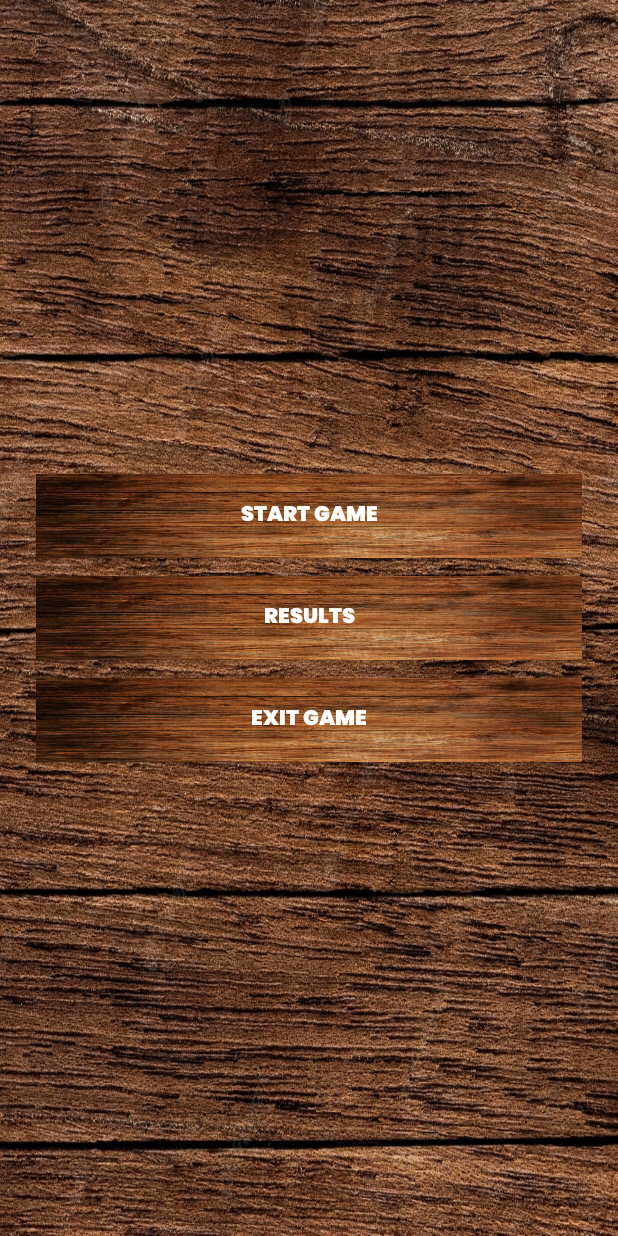
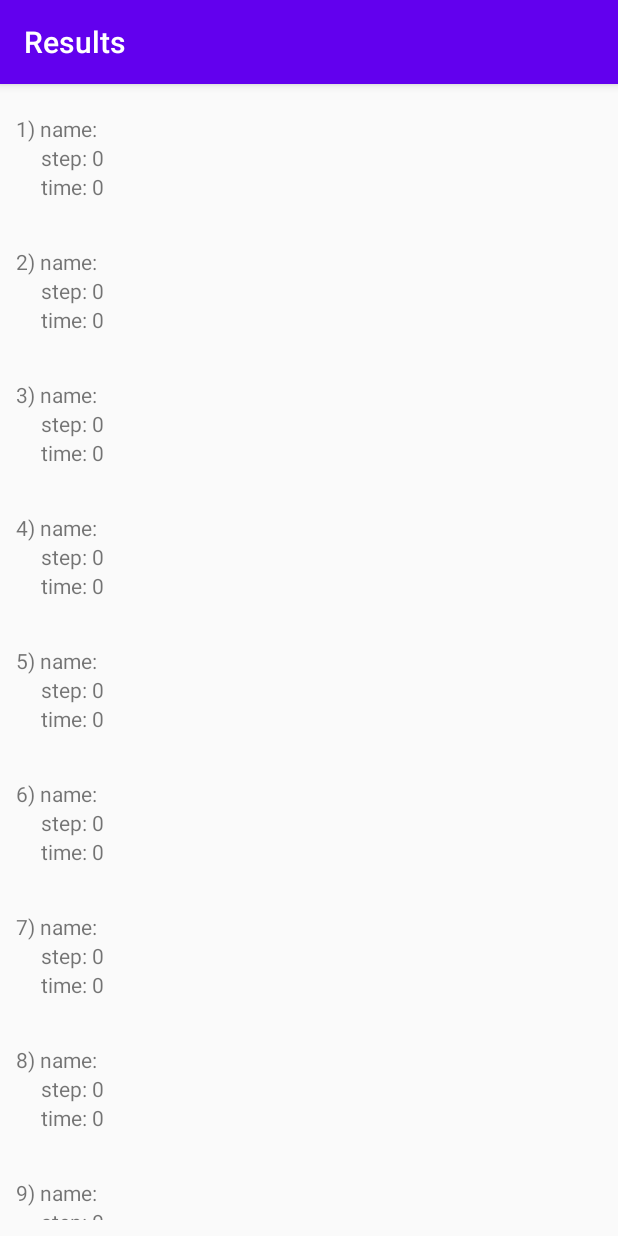
Before and after one commit to AbbosMamadaliyev/android_lesson_1, an Android app: the screen it shows after launch (StartActivity before the commit, ShowResultsActivity after it), after a tap on "RESULTS", on a phone screen of 412 x 824 dp. Run offline under Robolectric (Android 15) with nearby library versions, the phone set to English and light mode, and no system bars.

Commit message:
puzzle 15 game

```diff
--- a/app/build.gradle
+++ b/app/build.gradle
@@ -29,9 +29,9 @@ android {
 
 dependencies {
 
-    implementation 'androidx.appcompat:appcompat:1.3.0'
-    implementation 'com.google.android.material:material:1.4.0'
-    implementation 'androidx.constraintlayout:constraintlayout:2.0.4'
+    implementation 'androidx.appcompat:appcompat:1.5.1'
+    implementation 'com.google.android.material:material:1.6.1'
+    implementation 'androidx.constraintlayout:constraintlayout:2.1.4'
     testImplementation 'junit:junit:4.13.2'
     androidTestImplementation 'androidx.test.ext:junit:1.1.3'
     androidTestImplementation 'androidx.test.espresso:espresso-core:3.4.0'
--- /dev/null
+++ b/app/src/main/java/com/example/android_lesson_1/ShowResultsActivity.java
@@ -0,0 +1,56 @@
+package com.example.android_lesson_1;
+
+import androidx.appcompat.app.AppCompatActivity;
+
+import android.os.Bundle;
+import android.view.View;
+import android.view.ViewGroup;
+import android.widget.Button;
+import android.widget.LinearLayout;
+import android.widget.TextView;
+
+import com.example.android_lesson_1.cache.MemoryHelper;
+import com.example.android_lesson_1.models.UserData;
+
+import org.w3c.dom.Text;
+
+public class ShowResultsActivity extends AppCompatActivity {
+    private LinearLayout rootGroup;
+
+    @Override
+    protected void onCreate(Bundle savedInstanceState) {
+        super.onCreate(savedInstanceState);
+        setContentView(R.layout.activity_show_results);
+
+        rootGroup = findViewById(R.id.result_group);
+
+        UserData userData = MemoryHelper.getmHelper().getData();
+
+
+        for (int i = 0; i < 18; i++) {
+            TextView name = new TextView(this);
+            TextView step = new TextView(this);
+            TextView time = new TextView(this);
+            LinearLayout layout = new LinearLayout(this);
+
+            LinearLayout.LayoutParams params = new LinearLayout.LayoutParams(
+                    LinearLayout.LayoutParams.MATCH_PARENT,
+                    LinearLayout.LayoutParams.WRAP_CONTENT
+            );
+
+            layout.setOrientation(LinearLayout.VERTICAL);
+
+            name.setText((i+1) +") name: "+userData.getName());
+            step.setText("     step: " + userData.getStep());
+            time.setText("     time: " + userData.getTime());
+            layout.addView(name);
+            layout.addView(step);
+            layout.addView(time);
+
+            layout.setPadding(16, 30, 16, 16);
+
+            layout.setLayoutParams(params);
+            rootGroup.addView(layout);
+        }
+    }
+}
--- a/app/src/main/java/com/example/android_lesson_1/StartActivity.java
+++ b/app/src/main/java/com/example/android_lesson_1/StartActivity.java
@@ -45,9 +45,15 @@ public class StartActivity extends AppCompatActivity implements View.OnClickList
                 break;
             }
             case R.id.result_game:
+            {
+                Intent intent = new Intent(StartActivity.this, ShowResultsActivity.class);
+                startActivity(intent);
                 break;
-            case R.id.exit_game:
+            }
+            case R.id.exit_game:{
+                onBackPressed();
                 break;
+            }
         }
 
     }
--- /dev/null
+++ b/app/src/main/java/com/example/android_lesson_1/app/MyApp.java
@@ -0,0 +1,15 @@
+package com.example.android_lesson_1.app;
+
+import android.app.Application;
+
+import com.example.android_lesson_1.cache.MemoryHelper;
+
+public class MyApp extends Application {
+
+    @Override
+    public void onCreate() {
+        super.onCreate();
+
+        MemoryHelper.init(this);
+    }
+}
--- /dev/null
+++ b/app/src/main/java/com/example/android_lesson_1/cache/MemoryHelper.java
@@ -0,0 +1,42 @@
+package com.example.android_lesson_1.cache;
+
+import android.content.Context;
+import android.content.SharedPreferences;
+
+import com.example.android_lesson_1.models.UserData;
+
+public class MemoryHelper {
+    private static MemoryHelper mHelper;
+    private SharedPreferences mSharedPreferences;
+
+    private MemoryHelper(Context context){
+        mSharedPreferences = context.getSharedPreferences("puzzle15", Context.MODE_PRIVATE);
+    }
+
+    public static MemoryHelper getmHelper() {
+        return mHelper;
+    }
+
+    public static void init(Context context){
+        if(mHelper == null) {
+            mHelper = new MemoryHelper(context);
+        }
+    }
+
+    public void saveData(UserData userData){
+        mSharedPreferences.edit().putString("name", userData.getName()).apply();
+        mSharedPreferences.edit().putInt("step", userData.getStep()).apply();
+        mSharedPreferences.edit().putInt("time", userData.getTime()).apply();
+    }
+
+    public UserData getData(){
+
+        return new UserData(
+          mSharedPreferences.getString("name", ""),
+          mSharedPreferences.getInt("step", 0),
+          mSharedPreferences.getInt("time", 0)
+        );
+    }
+
+
+}
--- /dev/null
+++ b/app/src/main/java/com/example/android_lesson_1/models/UserData.java
@@ -0,0 +1,46 @@
+package com.example.android_lesson_1.models;
+
+public class UserData {
+    private String name;
+    private int step;
+    private int time;
+
+    public UserData(String name, int step, int time) {
+        this.name = name;
+        this.step = step;
+        this.time = time;
+    }
+
+    public String getName() {
+        return name;
+    }
+
+    public void setName(String name) {
+        this.name = name;
+    }
+
+    public int getStep() {
+        return step;
+    }
+
+    public void setStep(int step) {
+        this.step = step;
+    }
+
+    public int getTime() {
+        return time;
+    }
+
+    public void setTime(int time) {
+        this.time = time;
+    }
+
+    @Override
+    public String toString() {
+        return "UserData{" +
+                "name='" + name + '\'' +
+                ", step=" + step +
+                ", time=" + time +
+                '}';
+    }
+}
--- /dev/null
+++ b/app/src/main/res/layout/activity_show_results.xml
@@ -0,0 +1,11 @@
+<?xml version="1.0" encoding="utf-8"?>
+<LinearLayout xmlns:android="http://schemas.android.com/apk/res/android"
+    xmlns:tools="http://schemas.android.com/tools"
+    android:layout_width="match_parent"
+    android:id="@+id/result_group"
+    android:orientation="vertical"
+    android:overScrollMode="always"
+    android:layout_height="match_parent"
+    tools:context=".ShowResultsActivity">
+
+</LinearLayout>
--- a/app/src/main/res/values/strings.xml
+++ b/app/src/main/res/values/strings.xml
@@ -3,4 +3,5 @@
     <string name="profile_view">View profile</string>
     <string name="puzzle_game">Puzzle 15</string>
     <string name="result_page">Your result</string>
+    <string name="results">Results</string>
 </resources>
```
Also changed, not shown: app/src/main/AndroidManifest.xml (+7 -2 lines), app/src/main/java/com/example/android_lesson_1/MainActivity.java (+8 -1 lines), app/src/main/java/com/example/android_lesson_1/ResultActivity.java (+46 -4 lines), app/src/main/res/drawable/edit_shape.xml (added, +14 -0 lines), app/src/main/res/layout/activity_result.xml (+33 -3 lines), 1 other file.
